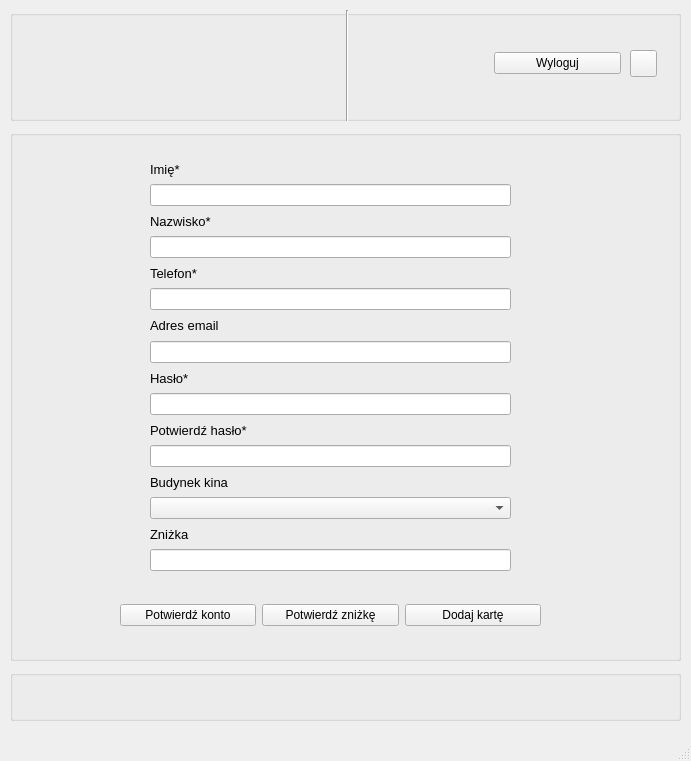
First picture: the form in clientaccauntform.ui, repository rstrzelczyk/multikina, before the edit.
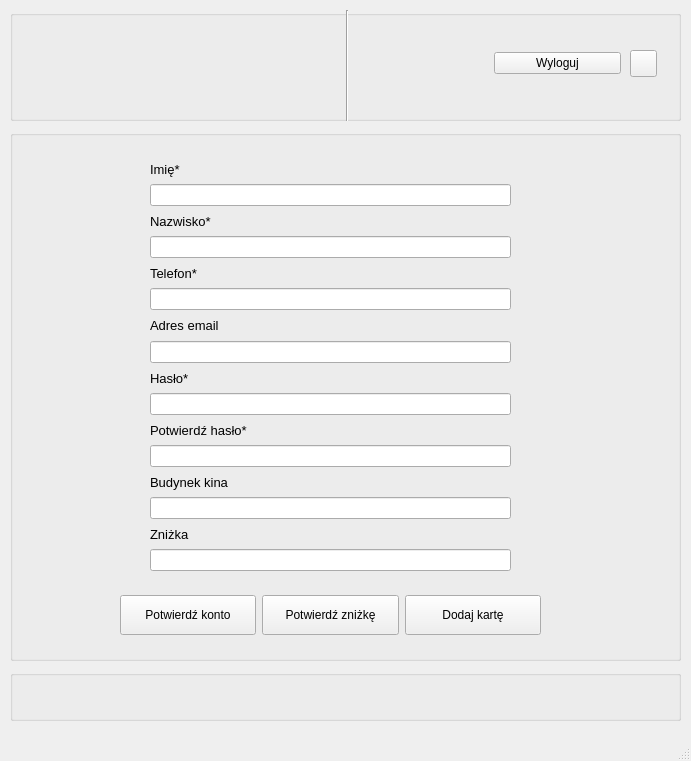
Second picture: the form after the edit.

What changed in the file:
```diff
--- a/clientaccauntform.ui
+++ b/clientaccauntform.ui
@@ -139,7 +139,7 @@
        </widget>
       </item>
       <item>
-       <widget class="QComboBox" name="comboBox_building"/>
+       <widget class="QLineEdit" name="lineEdit_building"/>
       </item>
       <item>
        <widget class="QLabel" name="label_discount">
@@ -170,6 +170,12 @@
      <layout class="QHBoxLayout" name="horizontalLayout_2">
       <item>
        <widget class="QPushButton" name="pushButton_confim_account">
+        <property name="minimumSize">
+         <size>
+          <width>0</width>
+          <height>40</height>
+         </size>
+        </property>
         <property name="text">
          <string>Potwierdź konto</string>
         </property>
@@ -177,6 +183,12 @@
       </item>
       <item>
        <widget class="QPushButton" name="pushButton_confitm_discount">
+        <property name="minimumSize">
+         <size>
+          <width>0</width>
+          <height>40</height>
+         </size>
+        </property>
         <property name="text">
          <string>Potwierdź zniżkę</string>
         </property>
@@ -184,6 +196,12 @@
       </item>
       <item>
        <widget class="QPushButton" name="pushButton_add_card">
+        <property name="minimumSize">
+         <size>
+          <width>0</width>
+          <height>40</height>
+         </size>
+        </property>
         <property name="text">
          <string>Dodaj kartę</string>
         </property>
@@ -207,7 +225,7 @@
     <widget class="QLabel" name="label_info_2">
      <property name="geometry">
       <rect>
-       <x>180</x>
+       <x>220</x>
        <y>10</y>
        <width>291</width>
        <height>31</height>
```
Left out of the diff: 12 changed lines with no effect on the pictures.
